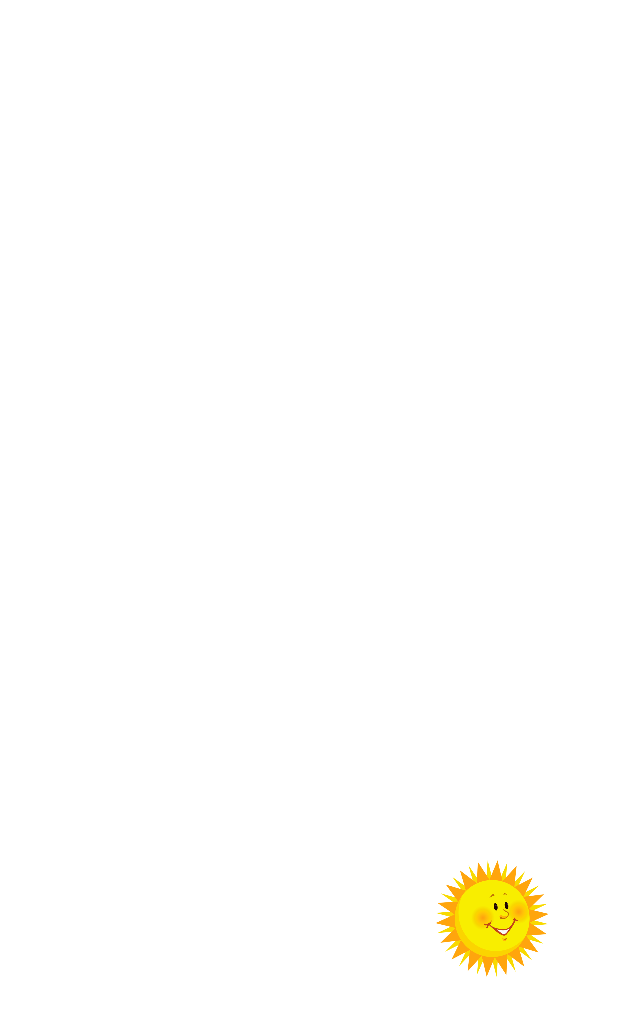
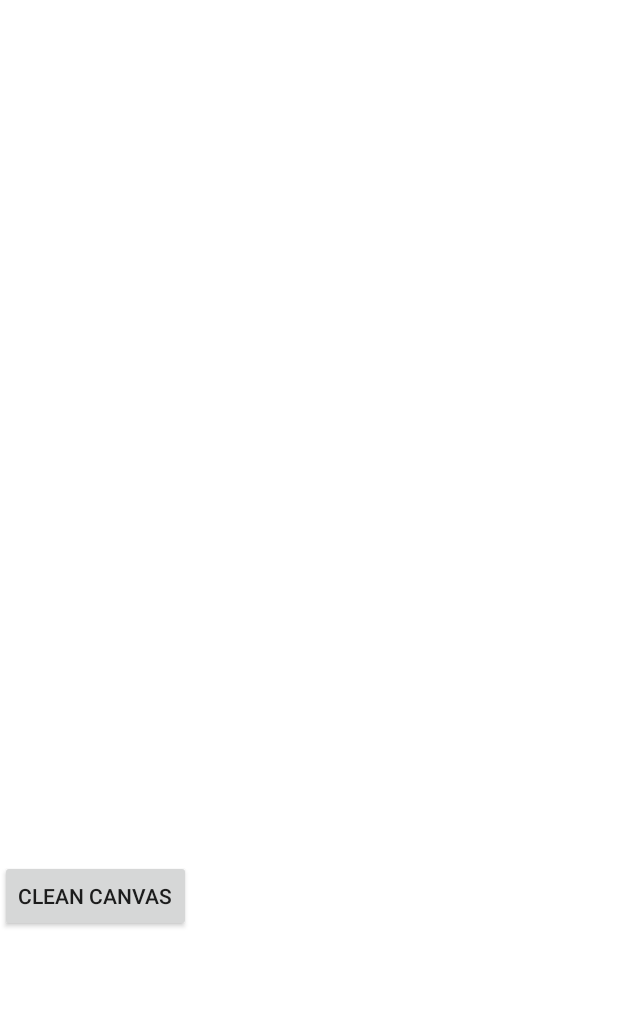
Before and after one commit to jonlaokan/mobe-project, an Android app: the screen it shows after launch (MainActivity), on a phone screen of 412 x 824 dp. Shown: the top 1016 px of the screen. Run offline under Robolectric (Android 15) with nearby library versions, the phone set to English and light mode, and no system bars.

Commit message:
add clean canvas button

```diff
--- a/mobe/app/src/main/res/layout/activity_main.xml
+++ b/mobe/app/src/main/res/layout/activity_main.xml
@@ -27,15 +27,19 @@
             tools:layout_editor_absoluteX="-10dp" />
 
         <HorizontalScrollView
+            android:id="@+id/scrollView"
             android:layout_width="wrap_content"
-            android:layout_height="120dp"
+            android:layout_height="121dp"
             android:layout_alignWithParentIfMissing="false"
             android:layout_below="@id/sticker_canvas"
             android:layout_alignParentTop="false"
             android:layout_alignParentEnd="false"
             android:layout_alignParentBottom="false"
+            android:layout_marginLeft="2dp"
+            android:layout_marginTop="-4dp"
             android:layout_marginEnd="-33dp"
-            android:layout_marginBottom="-209dp">
+            android:layout_marginBottom="-209dp"
+            android:layout_toRightOf="@id/cleanCanvas">
 
             <LinearLayout
                 android:layout_width="match_parent"
@@ -83,9 +87,18 @@
                     android:contentDescription="@string/todo"
                     app:srcCompat="@drawable/dog_smiling" />
 
+
             </LinearLayout>
         </HorizontalScrollView>
 
+        <Button
+            android:id="@+id/cleanCanvas"
+            android:layout_width="wrap_content"
+            android:layout_height="wrap_content"
+            android:layout_below="@id/sticker_canvas"
+            android:layout_alignParentBottom="false"
+            android:onClick="clearStickers"
+            android:text="Clean canvas" />
 
     </RelativeLayout>
 
```
